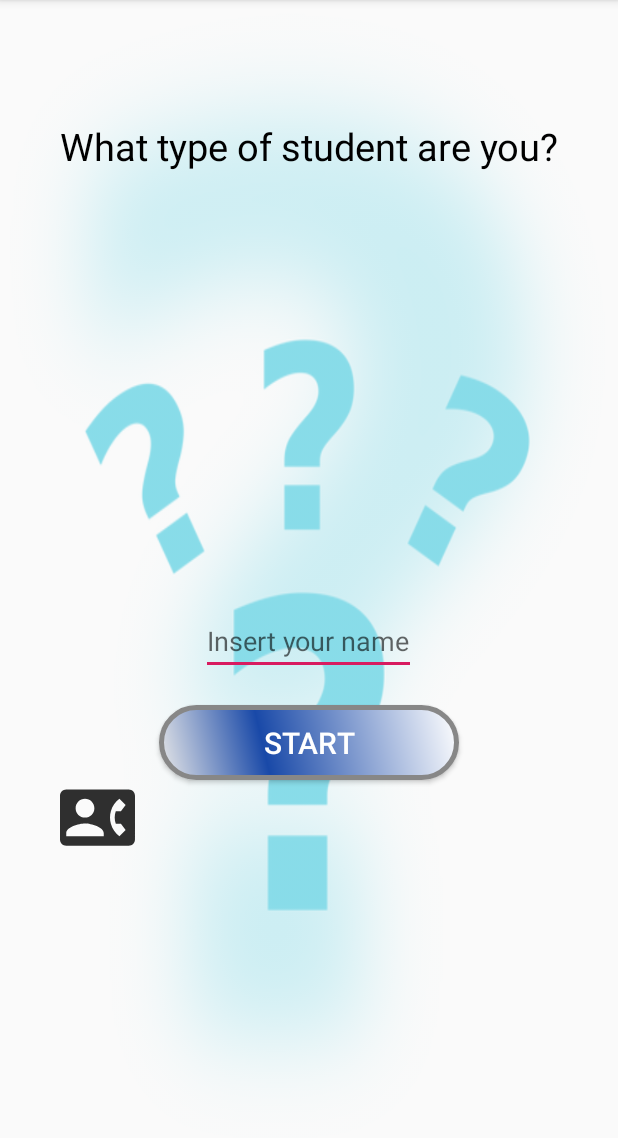
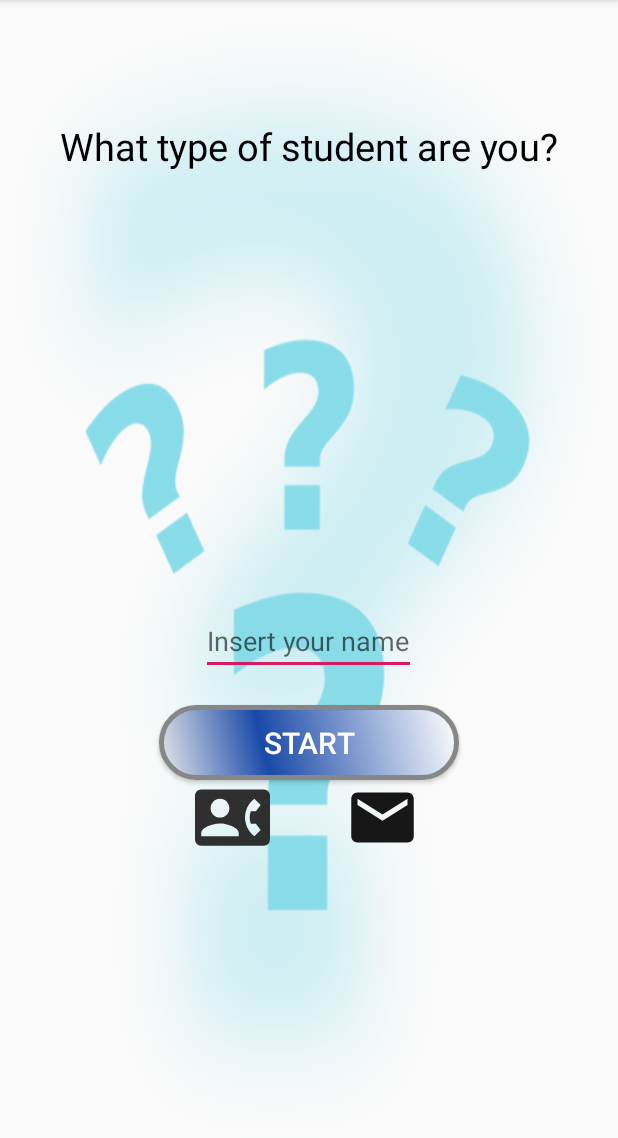
Before and after one commit to dorshamir55/StudentPersonalityQuizApp, an Android app: the screen it shows after launch (MainActivity), on a phone screen of 412 x 824 dp, the part 84-1222 px from its top. Run offline under Robolectric (Android 15) with nearby library versions, the phone set to English and light mode, and no system bars.

Commit message:
action_view send email

```diff
--- a/app/src/main/AndroidManifest.xml
+++ b/app/src/main/AndroidManifest.xml
@@ -22,6 +22,5 @@
     </application>
     <uses-permission android:name="android.permission.INTERNET" />
     <uses-permission android:name="android.permission.CALL_PHONE" />
-    <uses-permission android:name="android.permission.CALL_DIAL" />
 
 </manifest>
--- /dev/null
+++ b/app/src/main/res/drawable/ic_email.xml
@@ -0,0 +1,5 @@
+<vector android:height="24dp" android:tint="#171717"
+    android:viewportHeight="24.0" android:viewportWidth="24.0"
+    android:width="24dp" xmlns:android="http://schemas.android.com/apk/res/android">
+    <path android:fillColor="#FF000000" android:pathData="M20,4L4,4c-1.1,0 -1.99,0.9 -1.99,2L2,18c0,1.1 0.9,2 2,2h16c1.1,0 2,-0.9 2,-2L22,6c0,-1.1 -0.9,-2 -2,-2zM20,8l-8,5 -8,-5L4,6l8,5 8,-5v2z"/>
+</vector>
--- a/app/src/main/res/layout/activity_main.xml
+++ b/app/src/main/res/layout/activity_main.xml
@@ -35,16 +35,26 @@
         android:text="@string/start_btn"
         android:textColor="#FFFFFF"
         android:textSize="20sp" />
-
+    <TableRow
+        android:id="@+id/tableRowForButtons"
+        android:layout_width="match_parent"
+        android:layout_height="wrap_content" >
     <ImageView
         android:id="@+id/image_call"
         android:layout_width="50dp"
         android:layout_height="50dp"
-        android:layout_gravity="start"
-        android:layout_marginLeft="40sp"
-        android:layout_marginRight="40sp"
+        android:layout_marginStart="130dp"
+        android:layout_marginEnd="50dp"
+        android:contentDescription="@string/call_support"
         android:src="@drawable/ic_contact_phone" />
 
+        <ImageView
+            android:id="@+id/image_email"
+            android:layout_width="50dp"
+            android:layout_height="50dp"
+            android:contentDescription="@string/email_support"
+            android:src="@drawable/ic_email" />
+    </TableRow>
     <!--    <Switch-->
 <!--        android:id="@+id/switchLang"-->
 <!--        android:layout_width="wrap_content"-->
--- a/app/src/main/res/values/strings.xml
+++ b/app/src/main/res/values/strings.xml
@@ -20,4 +20,6 @@
     <string name="titleShare">Hey watch my result from Student personality Quizz APP</string>
     <string name="phoneContact">+972-501234455</string>
     <string name="permission">Permission DENIED</string>
+    <string name="call_support">call support</string>
+    <string name="email_support">email support</string>
 </resources>
```
Also changed, not shown: app/src/main/java/com/example/studentpersonalityquizapp/MainActivity.java (+27 -6 lines), 1 other file.
